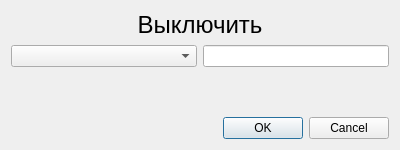
This is KAMEditor/gui/commands/offdialog.ui in Xtail96/SML as Qt 5 draws it before an edit. The edited form follows.
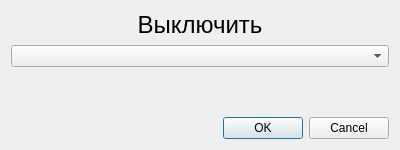
This is the edited form.

Commit message: Рефакторинг команды Выключить

```diff
--- a/KAMEditor/gui/commands/offdialog.ui
+++ b/KAMEditor/gui/commands/offdialog.ui
@@ -20,9 +20,6 @@
    <string>&lt;html&gt;&lt;head/&gt;&lt;body&gt;&lt;p align=&quot;justify&quot;&gt;&lt;span style=&quot; font-size:12pt;&quot;&gt;Быстрая клавиша &lt;/span&gt;&lt;span style=&quot; font-size:12pt; color:#3300ff;&quot;&gt;2 &lt;/span&gt;&lt;span style=&quot; font-size:12pt;&quot;&gt;&lt;br/&gt;ВЫКЛЮЧИТЬ [&lt;/span&gt;&lt;span style=&quot; font-size:12pt; font-weight:600;&quot;&gt;НОМЕРА УСТРОЙСТВ&lt;/span&gt;&lt;span style=&quot; font-size:12pt;&quot;&gt;] &lt;br/&gt;Выключает выбранные устройства. &lt;/span&gt;&lt;/p&gt;&lt;/body&gt;&lt;/html&gt;</string>
   </property>
   <layout class="QGridLayout" name="gridLayout">
-   <item row="1" column="0">
-    <widget class="QComboBox" name="devicesComboBox"/>
-   </item>
    <item row="0" column="0" colspan="2">
     <widget class="QLabel" name="offTitleLabel">
      <property name="sizePolicy">
@@ -67,15 +64,8 @@
      </property>
     </spacer>
    </item>
-   <item row="1" column="1">
-    <widget class="QLineEdit" name="argumentsLineEdit">
-     <property name="sizePolicy">
-      <sizepolicy hsizetype="Preferred" vsizetype="Fixed">
-       <horstretch>0</horstretch>
-       <verstretch>0</verstretch>
-      </sizepolicy>
-     </property>
-    </widget>
+   <item row="1" column="0" colspan="2">
+    <widget class="QComboBox" name="devicesComboBox"/>
    </item>
   </layout>
  </widget>
```
The commit also changes 2 other files.
